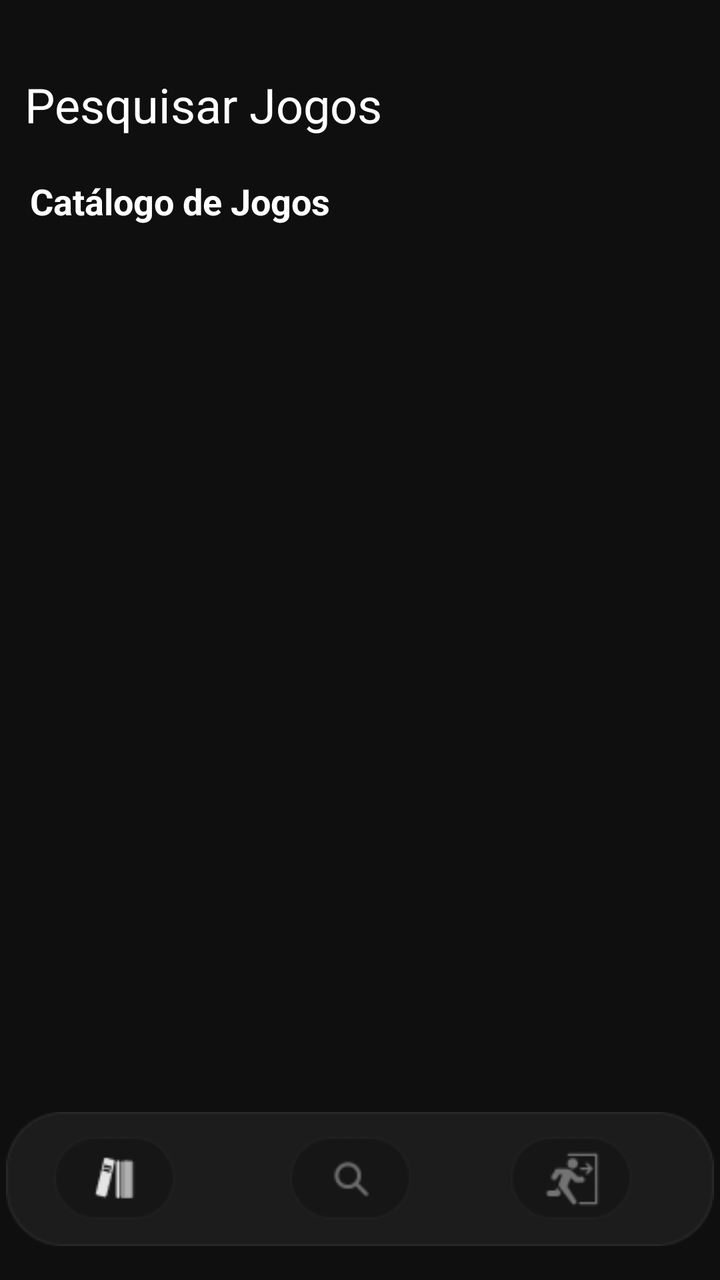
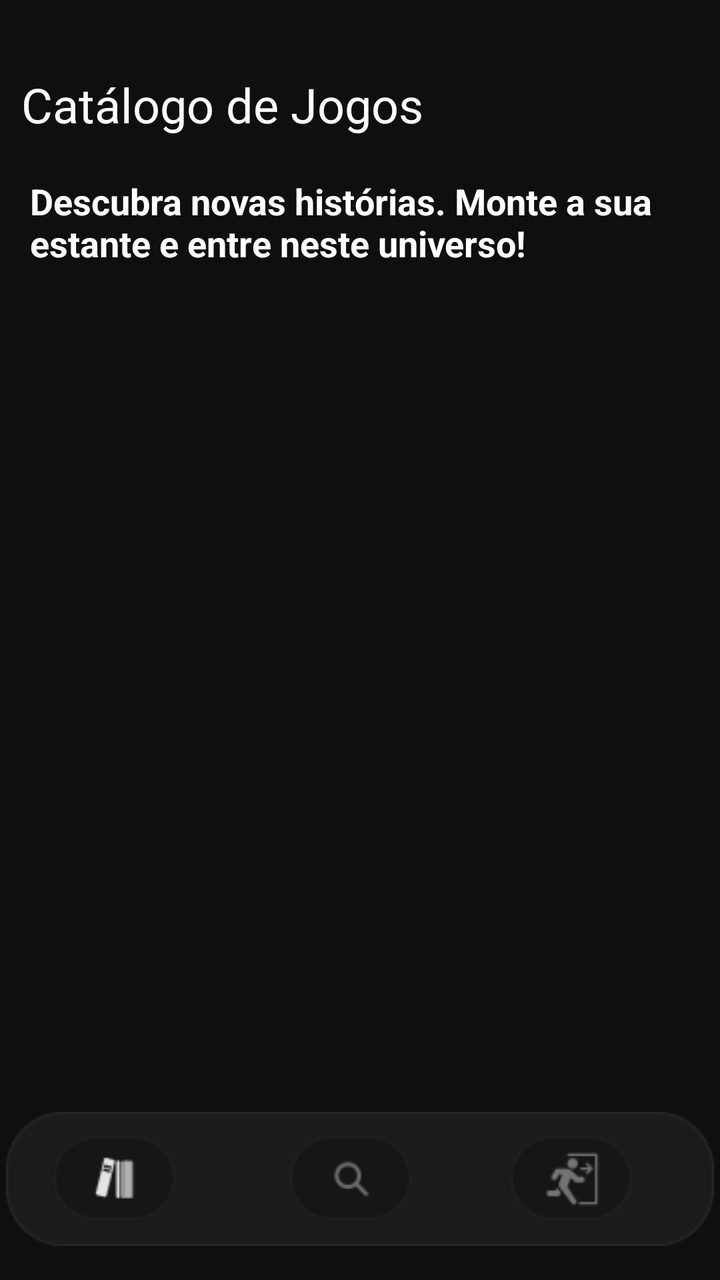

Compare the two renders of this Android layout. The source of the first and the diff that turns it into the second are given below.
<!-- AndroidManifest.xml: application theme Theme.AppMobile -->
<!-- res/layout/activity_tela_pesquisa.xml -->
<?xml version="1.0" encoding="utf-8"?>
<androidx.constraintlayout.widget.ConstraintLayout
    xmlns:android="http://schemas.android.com/apk/res/android"
    xmlns:app="http://schemas.android.com/apk/res-auto"
    xmlns:tools="http://schemas.android.com/tools"
    android:id="@+id/main"
    android:layout_width="match_parent"
    android:layout_height="match_parent"
    android:background="#0F0F0F"
    tools:context=".TelaPesquisa">

    <androidx.core.widget.NestedScrollView
        android:id="@+id/scrollTela"
        android:layout_width="0dp"
        android:layout_height="0dp"
        android:fillViewport="true"
        android:scaleType="centerCrop"
        app:layout_constraintTop_toTopOf="parent"
        app:layout_constraintBottom_toBottomOf="parent"
        app:layout_constraintStart_toStartOf="parent"
        app:layout_constraintEnd_toEndOf="parent">

      <androidx.constraintlayout.widget.ConstraintLayout
            android:layout_width="match_parent"
            android:layout_height="wrap_content">


          <TextView
              android:id="@+id/TituloPesquisa"
              android:layout_width="wrap_content"
              android:layout_height="wrap_content"
              android:layout_marginTop="36dp"
              android:text="Pesquisar Jogos"
              android:textColor="#FFFFFF"
              android:textSize="24sp"
              app:layout_constraintEnd_toEndOf="parent"
              app:layout_constraintHorizontal_bias="0.068"
              app:layout_constraintStart_toStartOf="parent"
              app:layout_constraintTop_toTopOf="parent" />

          <LinearLayout
              android:id="@+id/containerCatalogo"
              android:layout_width="match_parent"
              android:layout_height="wrap_content"
              android:orientation="vertical"
              app:layout_constraintTop_toBottomOf="@id/TituloPesquisa"
              app:layout_constraintStart_toStartOf="parent"
              app:layout_constraintEnd_toEndOf="parent"
              android:paddingBottom="100dp">

              <TextView
                  android:id="@+id/TituloCatalogo"
                  android:layout_width="wrap_content"
                  android:layout_height="wrap_content"
                  android:layout_marginStart="15dp"
                  android:layout_marginTop="20dp"
                  android:text="Catálogo de Jogos"
                  android:textColor="#ffffff"
                  android:textSize="18sp"
                  android:textStyle="bold" />

              <androidx.recyclerview.widget.RecyclerView
                  android:id="@+id/rvCatalogoGeral"
                  android:layout_width="match_parent"
                  android:layout_height="wrap_content"
                  android:layout_marginTop="10dp"
                  android:paddingStart="10dp"
                  android:paddingEnd="10dp"
                  app:layoutManager="androidx.recyclerview.widget.GridLayoutManager"
                  app:spanCount="3"
                  tools:listitem="@layout/item_jogo" />

          </LinearLayout>


      </androidx.constraintlayout.widget.ConstraintLayout>
    </androidx.core.widget.NestedScrollView>

    

    <ImageView
        android:id="@+id/imageView3"
        android:layout_width="354dp"
        android:layout_height="69dp"
        android:layout_marginBottom="16dp"
        app:layout_constraintBottom_toBottomOf="parent"
        app:layout_constraintEnd_toEndOf="parent"
        app:layout_constraintStart_toStartOf="parent"
        app:srcCompat="@drawable/botao_menu_biblioteca" />



    <Button
        android:id="@+id/botaoBiblioteca"
        android:layout_width="wrap_content"
        android:layout_height="wrap_content"
        android:layout_marginTop="785dp"
        android:layout_marginEnd="250dp"
        android:background="@android:color/transparent"
        app:layout_constraintBottom_toBottomOf="parent"
        app:layout_constraintEnd_toEndOf="parent"
        app:layout_constraintStart_toStartOf="parent"
        app:layout_constraintTop_toTopOf="parent" />

    <Button
        android:id="@+id/botaoPesquisa"
        android:layout_width="wrap_content"
        android:layout_height="wrap_content"
        android:layout_marginTop="785dp"
        android:layout_marginEnd="10dp"
        android:background="@android:color/transparent"
        app:layout_constraintBottom_toBottomOf="parent"
        app:layout_constraintEnd_toEndOf="parent"
        app:layout_constraintStart_toStartOf="parent"
        app:layout_constraintTop_toTopOf="parent" />

    <Button
        android:id="@+id/botaoSair"
        android:layout_width="wrap_content"
        android:layout_height="wrap_content"
        android:layout_marginStart="210dp"
        android:layout_marginTop="785dp"
        android:background="@android:color/transparent"
        app:layout_constraintBottom_toBottomOf="parent"
        app:layout_constraintEnd_toEndOf="parent"
        app:layout_constraintStart_toStartOf="parent"
        app:layout_constraintTop_toTopOf="parent" />

</androidx.constraintlayout.widget.ConstraintLayout>
<!-- res/layout/item_jogo.xml (included above) -->
<?xml version="1.0" encoding="utf-8"?>
<com.google.android.material.card.MaterialCardView
    xmlns:android="http://schemas.android.com/apk/res/android"
    xmlns:app="http://schemas.android.com/apk/res-auto"
    android:layout_width="80dp"
    android:layout_height="130dp"
    android:layout_margin="8dp"
    app:strokeWidth="0dp"
    app:cardElevation="0dp"
    app:cardBackgroundColor="@android:color/transparent"
    android:clickable="true"
    android:focusable="true">

    <com.google.android.material.imageview.ShapeableImageView
        android:id="@+id/imgCapaJogo"
        android:layout_width="match_parent"
        android:layout_height="match_parent"
        android:scaleType="centerCrop"/>

</com.google.android.material.card.MaterialCardView>
<!-- resources referenced by this layout -->
<resources>
  <!-- drawable botao_menu_biblioteca: png bitmap (drawable, 4627 bytes) -->
  <style name="Theme.AppMobile" parent="Base.Theme.AppMobile" />
  <style name="Base.Theme.AppMobile" parent="Theme.Material3.DayNight.NoActionBar">
          
          
      </style>
</resources>

<!-- the commit's change to res/layout/activity_tela_pesquisa.xml (unified diff, before → after) -->
@@ -30,7 +30,7 @@
               android:layout_width="wrap_content"
               android:layout_height="wrap_content"
               android:layout_marginTop="36dp"
-              android:text="Pesquisar Jogos"
+              android:text="Catálogo de Jogos"
               android:textColor="#FFFFFF"
               android:textSize="24sp"
               app:layout_constraintEnd_toEndOf="parent"
@@ -54,7 +54,7 @@
                   android:layout_height="wrap_content"
                   android:layout_marginStart="15dp"
                   android:layout_marginTop="20dp"
-                  android:text="Catálogo de Jogos"
+                  android:text="Descubra novas histórias. Monte a sua estante e entre neste universo!"
                   android:textColor="#ffffff"
                   android:textSize="18sp"
                   android:textStyle="bold" />
